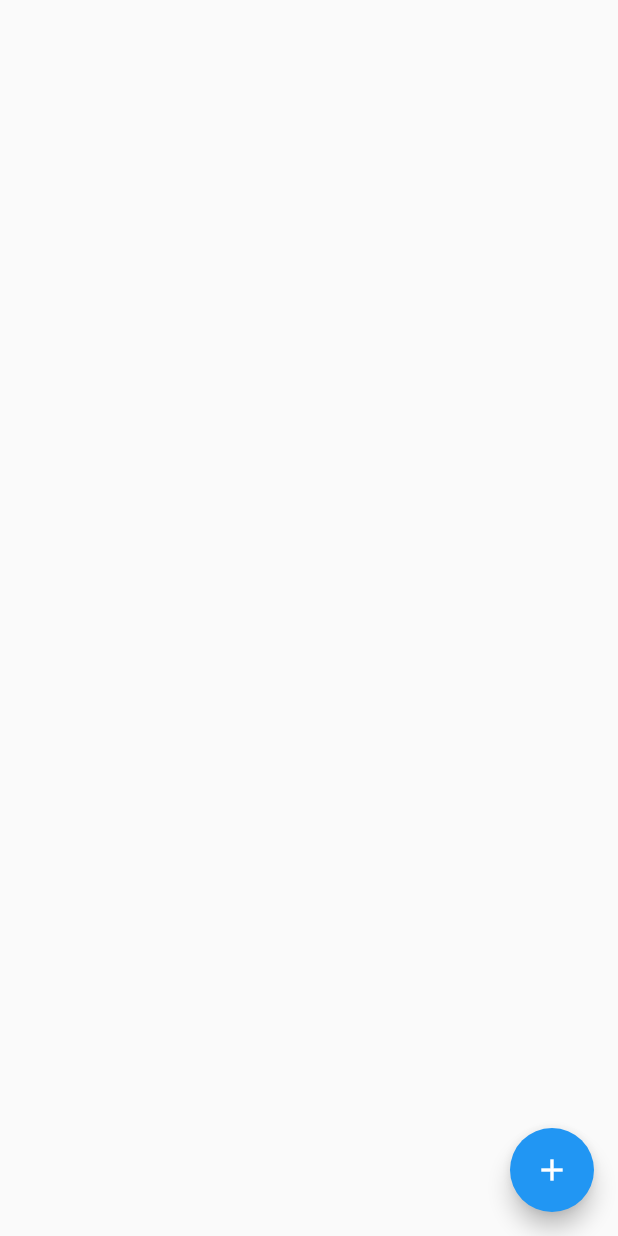
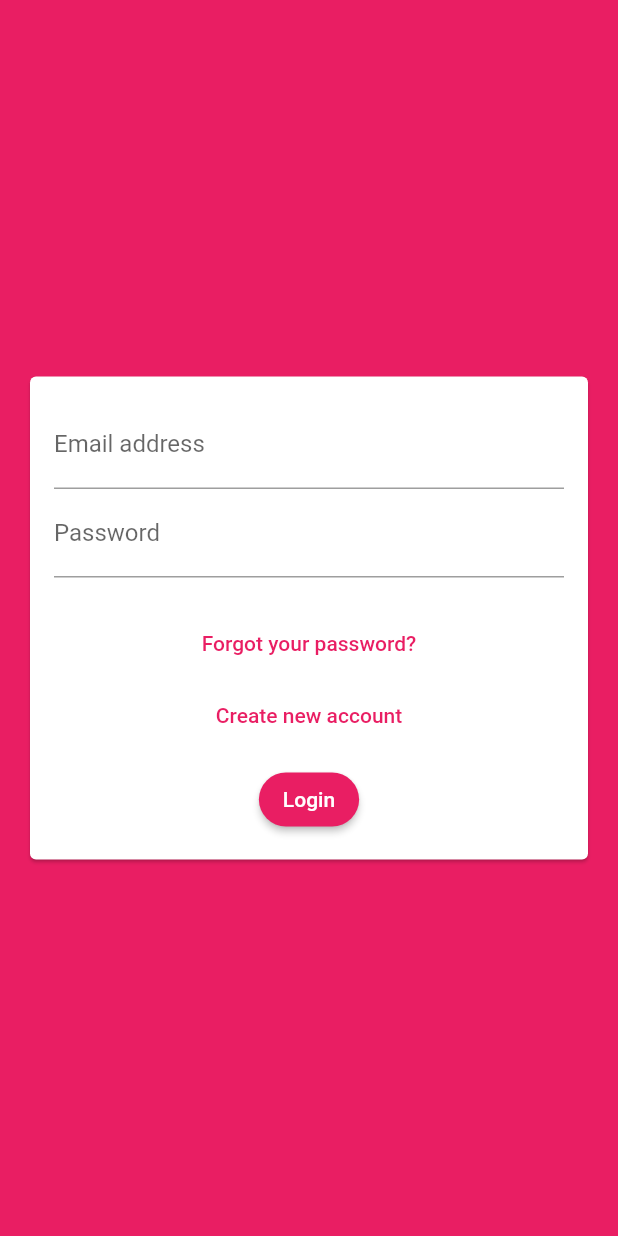
Before and after one commit to DanKheadies/amfd_chat_app, a Flutter app: the screen it shows after launch, on a phone screen of 412 x 824 dp. Run offline on Flutter 3.47's test engine with Material 2 defaults, Android fonts, the phone set to English and light mode, and no system bars; our stand-ins replace cloud_firestore, firebase_auth; accounts and stored records are empty.

```diff
--- a/lib/main.dart
+++ b/lib/main.dart
@@ -1,5 +1,7 @@
 import 'package:flutter/material.dart';
+import 'package:firebase_auth/firebase_auth.dart';
 
+import './screens/auth_screen.dart';
 import './screens/chat_screen.dart';
 
 void main() {
@@ -12,9 +14,27 @@ class MyApp extends StatelessWidget {
     return MaterialApp(
       title: 'FlutterChat',
       theme: ThemeData(
-        primarySwatch: Colors.blue,
+        primarySwatch: Colors.pink,
+        backgroundColor: Colors.pink,
+        accentColor: Colors.deepPurple,
+        accentColorBrightness: Brightness.dark,
+        elevatedButtonTheme: ElevatedButtonThemeData(
+          style: ElevatedButton.styleFrom(
+            shape: RoundedRectangleBorder(
+              borderRadius: BorderRadius.circular(20),
+            ),
+          ),
+        ),
       ),
-      home: ChatScreen(),
+      home: StreamBuilder(
+        stream: FirebaseAuth.instance.onAuthStateChanged,
+        builder: (ctx, userSnapshot) {
+          if (userSnapshot.hasData) {
+            return ChatScreen();
+          }
+          return AuthScreen();
+        },
+      ),
     );
   }
 }
--- a/lib/screens/auth_screen.dart
+++ b/lib/screens/auth_screen.dart
@@ -0,0 +1,84 @@
+import 'package:flutter/material.dart';
+import 'package:flutter/services.dart';
+import 'package:cloud_firestore/cloud_firestore.dart';
+import 'package:firebase_auth/firebase_auth.dart';
+
+import '../widgets/auth/auth_form.dart';
+
+class AuthScreen extends StatefulWidget {
+  @override
+  _AuthScreenState createState() => _AuthScreenState();
+}
+
+class _AuthScreenState extends State<AuthScreen> {
+  final _auth = FirebaseAuth.instance;
+  var _isLoading = false;
+
+  void _submitAuthForm(
+    String email,
+    String password,
+    String username,
+    bool isLogin,
+    BuildContext ctx,
+  ) async {
+    AuthResult authResult;
+
+    try {
+      setState(() {
+        _isLoading = true;
+      });
+      if (isLogin) {
+        authResult = await _auth.signInWithEmailAndPassword(
+          email: email,
+          password: password,
+        );
+      } else {
+        authResult = await _auth.createUserWithEmailAndPassword(
+          email: email,
+          password: password,
+        );
+
+        await Firestore.instance
+            .collection('users')
+            .document(authResult.user.uid)
+            .setData({
+          'username': username,
+          'email': email,
+        });
+
+        // Navigate
+      }
+    } on PlatformException catch (err) {
+      var message = 'An error occurred, please check your credentials!';
+      if (err.message != null) {
+        message = err.message;
+      }
+
+      ScaffoldMessenger.of(ctx).showSnackBar(
+        SnackBar(
+          content: Text(message),
+          backgroundColor: Theme.of(context).errorColor,
+        ),
+      );
+      setState(() {
+        _isLoading = false;
+      });
+    } catch (err) {
+      print(err);
+      setState(() {
+        _isLoading = false;
+      });
+    }
+  }
+
+  @override
+  Widget build(BuildContext context) {
+    return Scaffold(
+      backgroundColor: Theme.of(context).primaryColor,
+      body: AuthForm(
+        _submitAuthForm,
+        _isLoading,
+      ),
+    );
+  }
+}
--- /dev/null
+++ b/lib/widgets/auth/auth_form.dart
@@ -0,0 +1,146 @@
+import 'package:flutter/material.dart';
+
+class AuthForm extends StatefulWidget {
+  AuthForm(this.submitFn, this.isLoading);
+
+  final bool isLoading;
+  final void Function(
+    String email,
+    String password,
+    String userName,
+    bool isLogin,
+    BuildContext ctx,
+  ) submitFn;
+
+  @override
+  _AuthFormState createState() => _AuthFormState();
+}
+
+class _AuthFormState extends State<AuthForm> {
+  final _formKey = GlobalKey<FormState>();
+  var _isLogin = true;
+  var _userEmail = '';
+  var _userName = '';
+  var _userPassword = '';
+
+  void _trySubmit() {
+    final isValid = _formKey.currentState.validate();
+    FocusScope.of(context).unfocus();
+
+    if (isValid) {
+      _formKey.currentState.save();
+      widget.submitFn(
+        _userEmail.trim(),
+        _userPassword.trim(),
+        _userName.trim(),
+        _isLogin,
+        context,
+      );
+    }
+  }
+
+  @override
+  Widget build(BuildContext context) {
+    return Center(
+      child: Card(
+        margin: EdgeInsets.all(20),
+        child: SingleChildScrollView(
+          child: Padding(
+            padding: EdgeInsets.all(16),
+            child: Form(
+              key: _formKey,
+              child: Column(
+                mainAxisSize: MainAxisSize.min,
+                children: <Widget>[
+                  TextFormField(
+                    key: ValueKey('email'),
+                    validator: (value) {
+                      // TODO: provide more robust validation
+                      if (value.isEmpty || !value.contains('@')) {
+                        return 'Please enter a valid email address.';
+                      }
+                      return null;
+                    },
+                    keyboardType: TextInputType.emailAddress,
+                    decoration: InputDecoration(
+                      labelText: 'Email address',
+                    ),
+                    onSaved: (value) {
+                      _userEmail = value;
+                    },
+                  ),
+                  if (!_isLogin)
+                    TextFormField(
+                      key: ValueKey('username'),
+                      validator: (value) {
+                        // TODO: provide more robust validation
+                        if (value.isEmpty || value.length < 4) {
+                          return 'Please enter at least 4 characters.';
+                        }
+                        return null;
+                      },
+                      decoration: InputDecoration(
+                        labelText: 'Username',
+                      ),
+                      onSaved: (value) {
+                        _userName = value;
+                      },
+                    ),
+                  TextFormField(
+                    key: ValueKey('password'),
+                    validator: (value) {
+                      // TODO: provide more robust validation
+                      if (value.isEmpty || value.length < 7) {
+                        return 'Password must be at least 7 characters long.';
+                      }
+                      return null;
+                    },
+                    decoration: InputDecoration(
+                      labelText: 'Password',
+                    ),
+                    onSaved: (value) {
+                      _userPassword = value;
+                    },
+                    obscureText: true,
+                  ),
+                  SizedBox(
+                    height: 20,
+                  ),
+                  if (widget.isLoading) CircularProgressIndicator(),
+                  if (!widget.isLoading)
+                    if (_isLogin)
+                      TextButton(
+                        child: Text('Forgot your password?'),
+                        onPressed: () {
+                          print('Send password reset yo');
+                        },
+                      ),
+                  if (!widget.isLoading)
+                    TextButton(
+                      child: Text(_isLogin
+                          ? 'Create new account'
+                          : 'I already have an account'),
+                      onPressed: () {
+                        setState(() {
+                          _isLogin = !_isLogin;
+                        });
+                      },
+                    ),
+                  if (!widget.isLoading)
+                    SizedBox(
+                      height: 8,
+                    ),
+                  if (!widget.isLoading)
+                    ElevatedButton(
+                      onPressed: _trySubmit,
+                      child: Text(_isLogin ? 'Login' : 'Signup'),
+                    ),
+                ],
+              ),
+            ),
+          ),
+        ),
+      ),
+    );
+  }
+}
--- a/pubspec.yaml
+++ b/pubspec.yaml
@@ -29,6 +29,7 @@ dependencies:
   # Use with the CupertinoIcons class for iOS style icons.
   cupertino_icons: ^1.0.2
   cloud_firestore: ^0.13.5
+  firebase_auth: 0.16.1
 
 dev_dependencies:
   flutter_test:
```
Also changed, not shown: lib/screens/chat_screen.dart (+54 -30 lines), lib/widgets/chat/message_bubble.dart (added, +46 -0 lines), lib/widgets/chat/messages.dart (added, +47 -0 lines), lib/widgets/chat/new_message.dart (added, +56 -0 lines), pubspec.lock, 3 other files.
